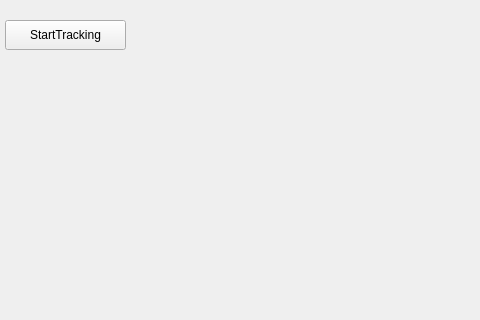
Old version of the form mainwindow.ui in the repository Billccx/Somatosensory; both pictures show x 245 to 725 and y 0 to 320 of the 1280 by 720 pixel window.
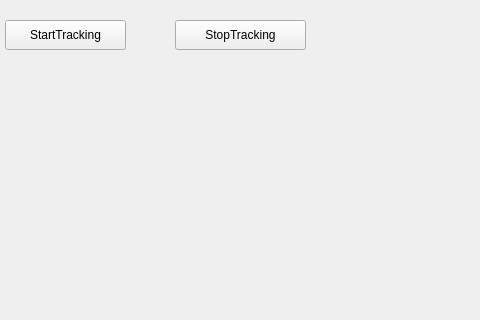
New version of the form.

What changed in the file:
```diff
--- a/mainwindow.ui
+++ b/mainwindow.ui
@@ -53,6 +53,19 @@
      <string>StartTracking</string>
     </property>
    </widget>
+   <widget class="QPushButton" name="pushButton_3">
+    <property name="geometry">
+     <rect>
+      <x>420</x>
+      <y>20</y>
+      <width>131</width>
+      <height>30</height>
+     </rect>
+    </property>
+    <property name="text">
+     <string>StopTracking</string>
+    </property>
+   </widget>
   </widget>
   <widget class="QMenuBar" name="menubar">
    <property name="geometry">
```
